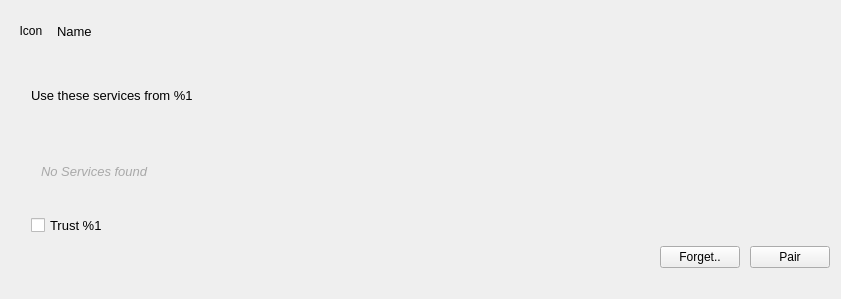
Before: the Qt Designer form deviceframe.ui in surlykke/partooth, drawn with Qt 5.
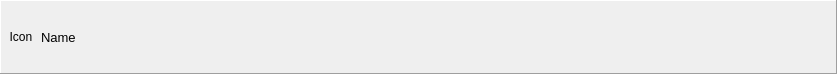
After: the same form once the commit is applied.

The edit to the form file:
```diff
--- a/deviceframe.ui
+++ b/deviceframe.ui
@@ -6,8 +6,8 @@
    <rect>
     <x>0</x>
     <y>0</y>
-    <width>841</width>
-    <height>299</height>
+    <width>837</width>
+    <height>74</height>
    </rect>
   </property>
   <property name="windowTitle">
@@ -16,7 +16,28 @@
   <property name="styleSheet">
    <string notr="true"/>
   </property>
+  <property name="frameShape">
+   <enum>QFrame::Panel</enum>
+  </property>
+  <property name="frameShadow">
+   <enum>QFrame::Raised</enum>
+  </property>
   <layout class="QVBoxLayout" name="verticalLayout_2">
+   <property name="spacing">
+    <number>0</number>
+   </property>
+   <property name="leftMargin">
+    <number>0</number>
+   </property>
+   <property name="topMargin">
+    <number>0</number>
+   </property>
+   <property name="rightMargin">
+    <number>0</number>
+   </property>
+   <property name="bottomMargin">
+    <number>0</number>
+   </property>
    <item>
     <layout class="QHBoxLayout" name="horizontalLayout_2">
      <item>
@@ -67,155 +88,6 @@
      </item>
     </layout>
    </item>
-   <item>
-    <widget class="QFrame" name="selectedFrame">
-     <property name="sizePolicy">
-      <sizepolicy hsizetype="Preferred" vsizetype="Preferred">
-       <horstretch>0</horstretch>
-       <verstretch>0</verstretch>
-      </sizepolicy>
-     </property>
-     <property name="frameShape">
-      <enum>QFrame::NoFrame</enum>
-     </property>
-     <property name="frameShadow">
-      <enum>QFrame::Raised</enum>
-     </property>
-     <layout class="QVBoxLayout" name="verticalLayout">
-      <property name="spacing">
-       <number>10</number>
-      </property>
-      <property name="leftMargin">
-       <number>20</number>
-      </property>
-      <property name="topMargin">
-       <number>5</number>
-      </property>
-      <property name="rightMargin">
-       <number>0</number>
-      </property>
-      <property name="bottomMargin">
-       <number>20</number>
-      </property>
-      <item>
-       <widget class="QLabel" name="useServicesLabel">
-        <property name="font">
-         <font>
-          <pointsize>10</pointsize>
-         </font>
-        </property>
-        <property name="text">
-         <string>Use these services from %1</string>
-        </property>
-       </widget>
-      </item>
-      <item>
-       <widget class="QFrame" name="servicesFrame">
-        <property name="sizePolicy">
-         <sizepolicy hsizetype="Preferred" vsizetype="Minimum">
-          <horstretch>0</horstretch>
-          <verstretch>0</verstretch>
-         </sizepolicy>
-        </property>
-        <property name="frameShape">
-         <enum>QFrame::NoFrame</enum>
-        </property>
-        <property name="frameShadow">
-         <enum>QFrame::Raised</enum>
-        </property>
-        <layout class="QVBoxLayout" name="verticalLayout_3">
-         <property name="spacing">
-          <number>0</number>
-         </property>
-         <property name="leftMargin">
-          <number>10</number>
-         </property>
-         <property name="topMargin">
-          <number>10</number>
-         </property>
-         <property name="rightMargin">
-          <number>10</number>
-         </property>
-         <property name="bottomMargin">
-          <number>10</number>
-         </property>
-         <item>
-          <widget class="QLabel" name="noServicesLabel">
-           <property name="sizePolicy">
-            <sizepolicy hsizetype="Fixed" vsizetype="Fixed">
-             <horstretch>0</horstretch>
-             <verstretch>0</verstretch>
-            </sizepolicy>
-           </property>
-           <property name="font">
-            <font>
-             <pointsize>10</pointsize>
-             <italic>true</italic>
-            </font>
-           </property>
-           <property name="styleSheet">
-            <string notr="true">color: darkgrey</string>
-           </property>
-           <property name="text">
-            <string>No Services found</string>
-           </property>
-          </widget>
-         </item>
-        </layout>
-       </widget>
-      </item>
-      <item>
-       <widget class="QCheckBox" name="trustCheckBox">
-        <property name="font">
-         <font>
-          <pointsize>10</pointsize>
-         </font>
-        </property>
-        <property name="text">
-         <string>Trust %1</string>
-        </property>
-       </widget>
-      </item>
-      <item>
-       <layout class="QHBoxLayout" name="horizontalLayout">
-        <item>
-         <spacer name="horizontalSpacer">
-          <property name="orientation">
-           <enum>Qt::Horizontal</enum>
-          </property>
-          <property name="sizeHint" stdset="0">
-           <size>
-            <width>40</width>
-            <height>20</height>
-           </size>
-          </property>
-         </spacer>
-        </item>
-        <item>
-         <widget class="QPushButton" name="pushButton">
-          <property name="text">
-           <string>Forget..</string>
-          </property>
-         </widget>
-        </item>
-        <item>
-         <widget class="QPushButton" name="pairButton">
-          <property name="sizePolicy">
-           <sizepolicy hsizetype="Fixed" vsizetype="Fixed">
-            <horstretch>0</horstretch>
-            <verstretch>0</verstretch>
-           </sizepolicy>
-          </property>
-          <property name="text">
-           <string>Pair</string>
-          </property>
-         </widget>
-        </item>
-       </layout>
-      </item>
-     </layout>
-    </widget>
-   </item>
   </layout>
  </widget>
  <resources/>
```
